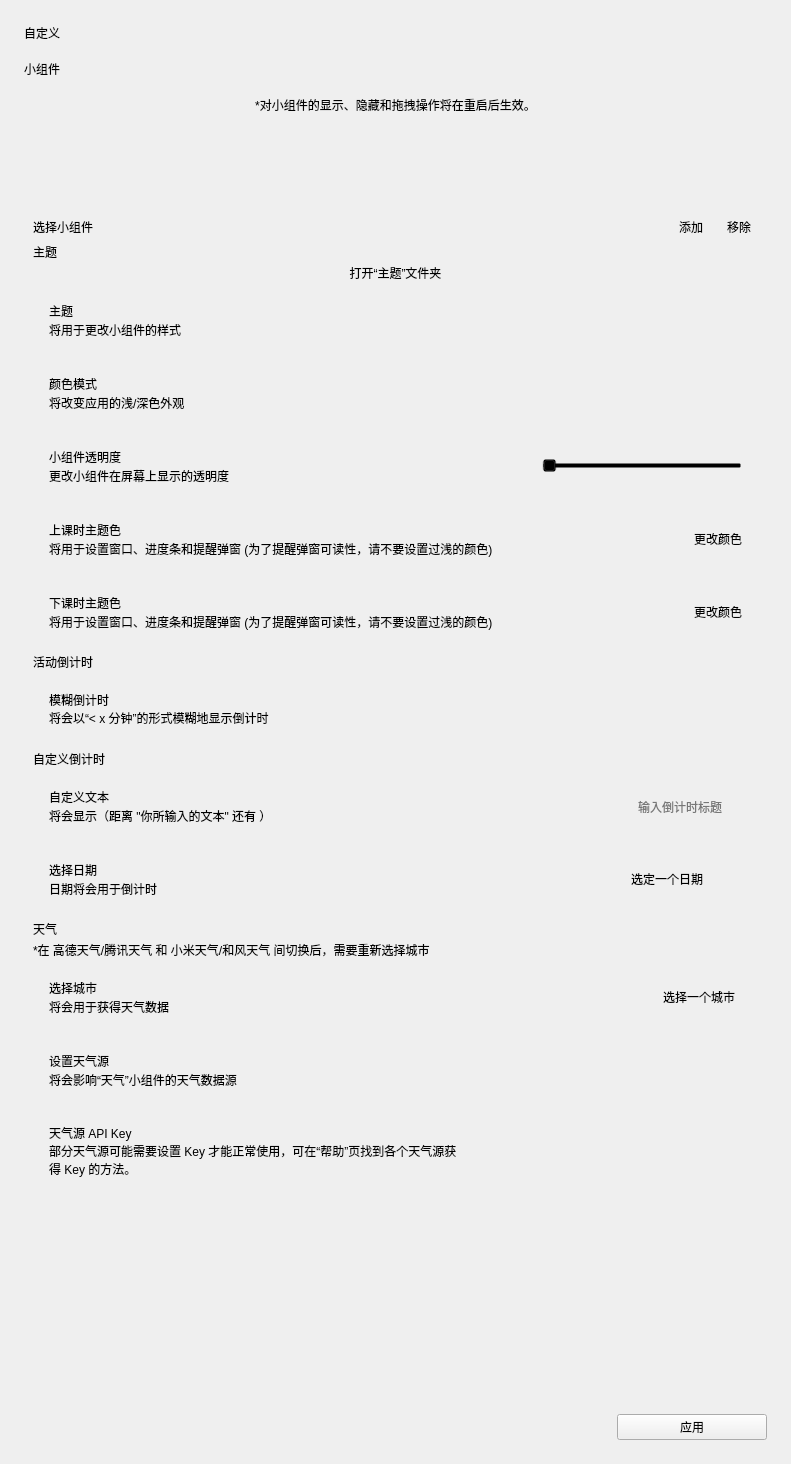
Before: the Qt Designer form menu-custom.ui in yhlhoh/Class-Widgets, drawn with Qt 5.
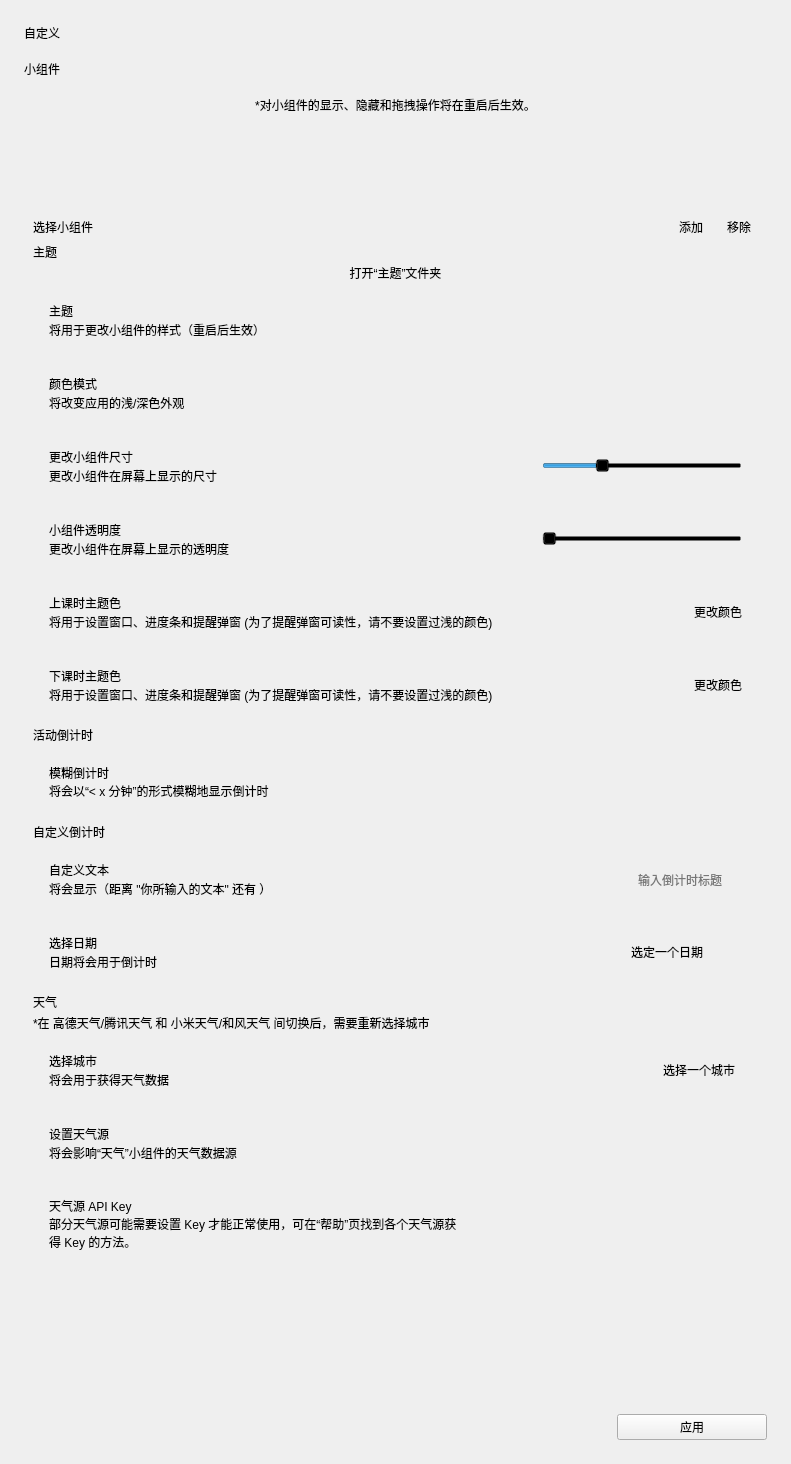
After: the same form once the commit is applied. Custom widgets are drawn as their Qt base class.

The edit to the form file:
```diff
--- a/menu-custom.ui
+++ b/menu-custom.ui
@@ -80,7 +80,7 @@
         <x>0</x>
         <y>0</y>
         <width>743</width>
-        <height>1205</height>
+        <height>1261</height>
        </rect>
       </property>
       <layout class="QVBoxLayout" name="verticalLayout_9">
@@ -236,7 +236,7 @@
               <item>
                <widget class="CaptionLabel" name="CaptionLabel_5">
                 <property name="text">
-                 <string>将用于更改小组件的样式</string>
+                 <string>将用于更改小组件的样式（重启后生效）</string>
                 </property>
                 <property name="lightColor" stdset="0">
                  <color alpha="150">
@@ -338,6 +338,108 @@
            </layout>
           </widget>
          </item>
+         <item>
+          <widget class="CardWidget" name="CardWidget_13">
+           <property name="minimumSize">
+            <size>
+             <width>0</width>
+             <height>70</height>
+            </size>
+           </property>
+           <layout class="QHBoxLayout" name="horizontalLayout_13">
+            <property name="leftMargin">
+             <number>16</number>
+            </property>
+            <property name="topMargin">
+             <number>16</number>
+            </property>
+            <property name="rightMargin">
+             <number>16</number>
+            </property>
+            <property name="bottomMargin">
+             <number>16</number>
+            </property>
+            <item>
+             <layout class="QVBoxLayout" name="verticalLayout_17">
+              <property name="spacing">
+               <number>0</number>
+              </property>
+              <item>
+               <widget class="StrongBodyLabel" name="StrongBodyLabel_13">
+                <property name="text">
+                 <string>更改小组件尺寸</string>
+                </property>
+               </widget>
+              </item>
+              <item>
+               <widget class="CaptionLabel" name="CaptionLabel_12">
+                <property name="text">
+                 <string>更改小组件在屏幕上显示的尺寸</string>
+                </property>
+                <property name="lightColor" stdset="0">
+                 <color alpha="150">
+                  <red>0</red>
+                  <green>0</green>
+                  <blue>0</blue>
+                 </color>
+                </property>
+                <property name="darkColor" stdset="0">
+                 <color alpha="200">
+                  <red>255</red>
+                  <green>255</green>
+                  <blue>255</blue>
+                 </color>
+                </property>
+               </widget>
+              </item>
+             </layout>
+            </item>
+            <item>
+             <widget class="Slider" name="slider_size">
+              <property name="sizePolicy">
+               <sizepolicy hsizetype="Expanding" vsizetype="Fixed">
+                <horstretch>0</horstretch>
+                <verstretch>0</verstretch>
+               </sizepolicy>
+              </property>
+              <property name="minimumSize">
+               <size>
+                <width>100</width>
+                <height>0</height>
+               </size>
+              </property>
+              <property name="maximumSize">
+               <size>
+                <width>200</width>
+                <height>16777215</height>
+               </size>
+              </property>
+              <property name="minimum">
+               <number>6</number>
+              </property>
+              <property name="maximum">
+               <number>20</number>
+              </property>
+              <property name="singleStep">
+               <number>1</number>
+              </property>
+              <property name="pageStep">
+               <number>5</number>
+              </property>
+              <property name="value">
+               <number>10</number>
+              </property>
+              <property name="sliderPosition">
+               <number>10</number>
+              </property>
+              <property name="orientation">
+               <enum>Qt::Horizontal</enum>
+              </property>
+             </widget>
+            </item>
+           </layout>
+          </widget>
+         </item>
          <item>
           <widget class="CardWidget" name="CardWidget_10">
            <property name="minimumSize">
```
